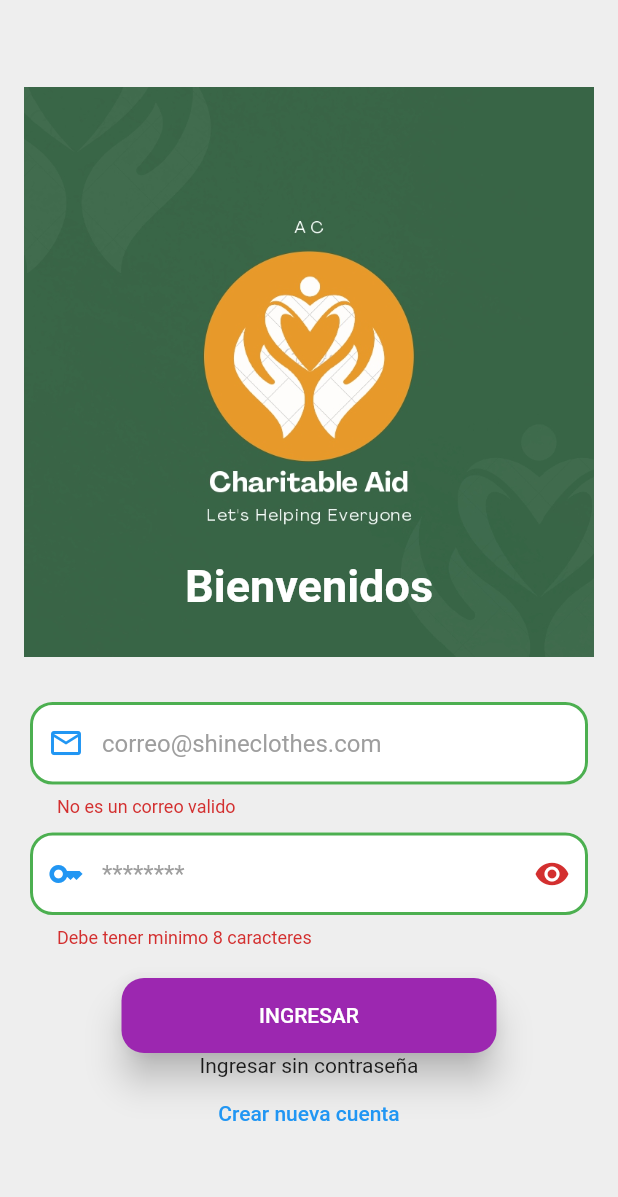
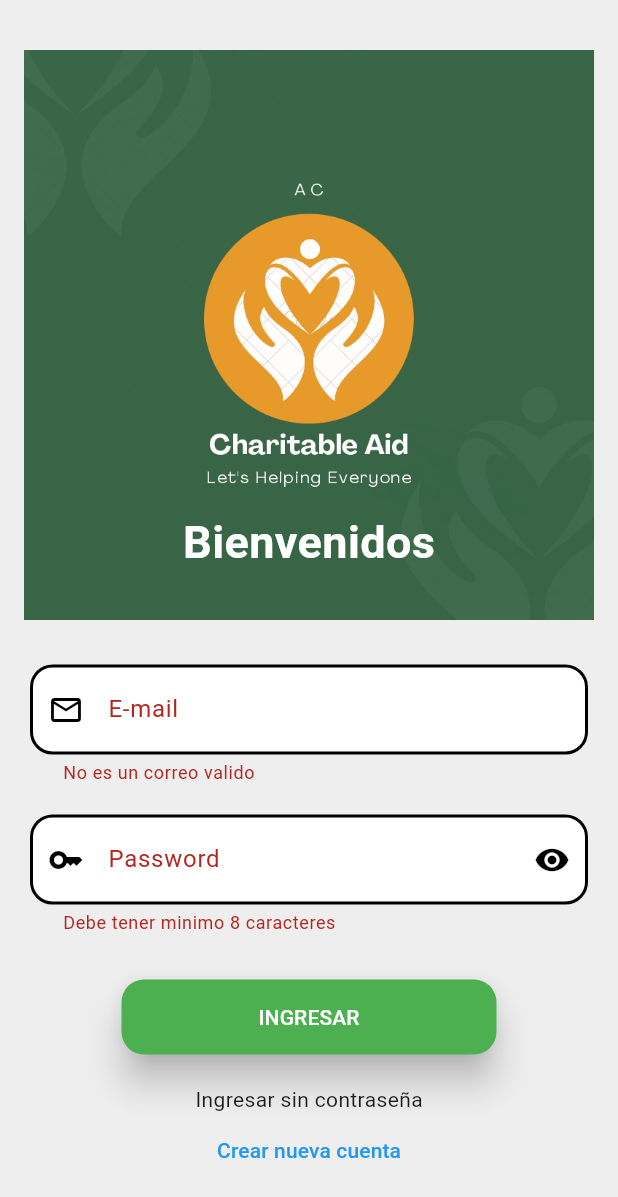
Before and after one commit to roxanaisadora/charitable-aid, a Flutter app: the screen it shows after launch, after a tap on "INGRESAR", on a phone screen of 412 x 824 dp. Shown: the top 1197 px of the screen. Run offline on Flutter 3.47's test engine with Material 2 defaults, Android fonts, the phone set to English and light mode, and no system bars; our stand-ins replace curved_navigation_bar, flutter_secure_storage, page_indicator, page_view_indicators, shared_preferences, sqflite; missing offline and left inert: flutter_rounded_progress_bar; accounts and stored records are empty; network calls fail.

Commit message:
chage of the style
actualizacion de los screens y agregar la nueva session de donaciones.

```diff
--- a/lib/main.dart
+++ b/lib/main.dart
@@ -1,3 +1,4 @@
+import 'package:ac/providers/provider_donation.dart';
 import 'package:ac/route/route.dart';
 import 'package:ac/services/index.dart';
 import 'package:ac/share_preferences/preferences.dart';
@@ -8,13 +9,12 @@ import 'providers/provider_login.dart';
 void main() async {
   WidgetsFlutterBinding.ensureInitialized();
   await Preferences.init();
-  WidgetsFlutterBinding.ensureInitialized();
+
   runApp(
     MultiProvider(providers: [
-      ChangeNotifierProvider(
-        create: (_) => ProviderLogin(),
-      ),
-      ChangeNotifierProvider(create: (_) => AuthService())
+      ChangeNotifierProvider(create: (_) => ProviderLogin()),
+      ChangeNotifierProvider(create: (_) => AuthService()),
+      ChangeNotifierProvider(create: (_) => ProductoProvider())
     ], child: const MyApp()),
   );
 }
@@ -30,6 +30,7 @@ class MyApp extends StatelessWidget {
       title: 'Flutter Demo',
       scaffoldMessengerKey: CustomSnackbbar.msgkey,
       theme: ThemeData(
+        useMaterial3: true,
         primarySwatch: Colors.blue,
       ),
       onGenerateRoute: MyRoutes.generateRoute,
--- a/lib/pages/home/home.dart
+++ b/lib/pages/home/home.dart
@@ -1,6 +1,4 @@
 
-import 'package:ac/widget/custom_drawer.dart';
-import 'package:ac/widgets/home/card4.dart';
 import 'package:ac/widgets/home/index_widget_home.dart';
 import 'package:flutter/material.dart';
 import 'package:page_indicator/page_indicator.dart';
@@ -52,20 +50,18 @@ class _HomeScreanState extends State<HomeScrean> {
   @override
   Widget build(BuildContext context) {
     return Scaffold(
-      appBar: AppBar( backgroundColor: Colors.greenAccent,
+      appBar: AppBar(
         elevation: 0,
-
+        title: const Text('Hola agente de cambio',style: TextStyle(fontSize: 24, fontWeight: FontWeight.bold),),
+        centerTitle: true,
+        automaticallyImplyLeading: false,
       ),
-       drawer: const CustomDrawerWidget(),
       body: Container(
         color: Colors.greenAccent,
         child: ListView(
           padding: const EdgeInsets.all(8),
           children: <Widget>[
-            const Padding(
-              padding: EdgeInsets.only(top: 40, bottom: 10, right: 15, left: 15),
-              child: Center(child: Text('Hola agente de cambio',style: TextStyle(fontSize: 30, fontWeight: FontWeight.bold),)),
-            ),
+
             const Padding(
               padding: EdgeInsets.only(top: 10, bottom: 10, right: 15, left: 15),
               child: Center(child: Text('Con solo 1.00 sol, puedes ayudar a muchas instituciones beneficas',style: TextStyle(fontSize: 16),)),
@@ -74,7 +70,7 @@ class _HomeScreanState extends State<HomeScrean> {
               padding: const EdgeInsets.symmetric(horizontal: 15),
               child: Container(
                   margin: const EdgeInsets.symmetric(vertical: 10.0),
-                  height: 470.0,
+                  height: 500.0,
                   child: ListView.builder(
                     itemCount: _data.length,
                     scrollDirection: Axis.horizontal,
--- a/lib/pages/login/screenlogin.dart
+++ b/lib/pages/login/screenlogin.dart
@@ -105,10 +105,11 @@ class __LoginFormState extends State<_LoginForm> {
                 autocorrect: false,
                 keyboardType: TextInputType.emailAddress,
                 decoration: _buildDecoration(
-                  hintText: 'correo@shineclothes.com',
+                  hintText: 'correo@xxx.com',
+                  labeltext: 'E-mail',
                   prefixIcon: const Icon(
                     Icons.email_outlined,
-                    color: Colors.blue,
+                    color: Colors.black,
                   ),
                 ),
                 onChanged: (value) => loginProvider.email = value,
@@ -124,7 +125,7 @@ class __LoginFormState extends State<_LoginForm> {
                 },
               ),
               const SizedBox(
-                height: 10,
+                height: 20,
               ),
               TextFormField(
                 style: const TextStyle(color: Colors.black),
@@ -133,13 +134,15 @@ class __LoginFormState extends State<_LoginForm> {
                 keyboardType: TextInputType.text,
                 decoration: _buildDecoration(
                   hintText: '********',
+                  labeltext: 'Password',
                   prefixIcon: const Icon(
                     Icons.key_outlined,
-                    color: Colors.blue,
+                    color: Colors.black,
                   ),
                   suffixIcon: InkWell(
                     onTap: _viewPassword,
                     child: Icon(
+                      color: Colors.black,
                         _ispassword ? Icons.visibility : Icons.visibility_off),
                   ),
                 ),
@@ -151,7 +154,7 @@ class __LoginFormState extends State<_LoginForm> {
                 },
               ),
               const SizedBox(
-                height: 20,
+                height: 30,
               ),
               SizedBox(
                 height: 50,
@@ -160,9 +163,9 @@ class __LoginFormState extends State<_LoginForm> {
                   shape: RoundedRectangleBorder(
                     borderRadius: BorderRadius.circular(15),
                   ),
-                  disabledColor: Colors.green,
+                  disabledColor: Colors.black,
                   elevation: 10,
-                  color: Colors.purple,
+                  color: Colors.green,
                   onPressed: loginProvider.isLoading
                       ? null
                       : () async {
@@ -191,13 +194,16 @@ class __LoginFormState extends State<_LoginForm> {
                         },
                   child: (loginProvider.isLoading)
                       ? const CircularProgressIndicator(
-                          color: Colors.blue,
+                          color: Colors.white,
                         )
                       : const Text(
                           'INGRESAR',
                           style: TextStyle(color: Colors.white),
                         ),
                 ),
+              ),
+              const SizedBox(
+                height: 20,
               ),
               InkWell(
                 onTap: () {
@@ -215,29 +221,35 @@ class __LoginFormState extends State<_LoginForm> {
 
 InputDecoration _buildDecoration({
   final String? hintText,
+  final String? labeltext,
   final Widget? prefixIcon,
   final Widget? suffixIcon,
 }) {
   return InputDecoration(
     enabledBorder: OutlineInputBorder(
-      borderSide: const BorderSide(width: 2, color: Colors.white),
+      borderSide: const BorderSide(width: 2, color: Colors.black),
       borderRadius: BorderRadius.circular(15),
     ),
     focusedBorder: OutlineInputBorder(
-      borderSide: const BorderSide(width: 2, color: Colors.green),
+      borderSide: const BorderSide(width: 2, color: Colors.black),
       borderRadius: BorderRadius.circular(15),
     ),
     errorBorder: OutlineInputBorder(
-      borderSide: const BorderSide(width: 2, color: Colors.green),
+      borderSide: const BorderSide(width: 2, color: Colors.black),
       borderRadius: BorderRadius.circular(15),
     ),
     border: OutlineInputBorder(
-      borderSide: const BorderSide(width: 2, color: Colors.green),
+      borderSide: const BorderSide(width: 2, color: Colors.black),
       borderRadius: BorderRadius.circular(15),
+    ),
+    floatingLabelStyle: const TextStyle(
+      color: Colors.black,
+      fontSize: 20,
     ),
     filled: true,
     fillColor: Colors.white,
     hintText: hintText,
+    labelText: labeltext,
     hintStyle: const TextStyle(color: Colors.grey),
     prefixIcon: prefixIcon,
     suffixIcon: suffixIcon,
--- a/lib/pages/navegacion/navigator.dart
+++ b/lib/pages/navegacion/navigator.dart
@@ -1,3 +1,4 @@
+import 'package:ac/pages/donation/mylistdonation.dart';
 import 'package:ac/route/index_page.dart';
 import 'package:ac/screen/perfil_screen.dart';
 import 'package:flutter/material.dart';
@@ -13,6 +14,7 @@ class _BottomNavBarState extends State<BottomNavBar> {
   final List<dynamic> _page = [
     const HomeScrean(),
     const CategoryScreen(),
+    const PrductoHome(),
     const PerfilScreen()
   ];
   int _activePage = 0;
@@ -28,6 +30,7 @@ class _BottomNavBarState extends State<BottomNavBar> {
           items: const <Widget>[
             Icon(Icons.house, size: 30),
             Icon(Icons.list, size: 30),
+            Icon(Icons.help, size: 30),
             Icon(Icons.perm_identity, size: 30),
           ],
           color: Colors.white,
--- a/lib/pages/splash/splash.dart
+++ b/lib/pages/splash/splash.dart
@@ -34,11 +34,13 @@ class _SplashScreenState extends State<SplashScreen> {
               mainAxisAlignment: MainAxisAlignment.end,
               children: const [
                 Padding(
-                  padding: EdgeInsets.only(bottom: 20),
+                  padding: EdgeInsets.only(bottom: 50),
                   child: SizedBox(
-                    height: 60,
-                    width: 60,
-                    child: CircularProgressIndicator(),
+                    height: 40,
+                    width: 40,
+                    child: CircularProgressIndicator(
+                      color: Colors.white,
+                    ),
                   ),
                 ),
               ],
--- a/lib/screen/ajustes_screen.dart
+++ b/lib/screen/ajustes_screen.dart
@@ -50,7 +50,6 @@ class _AjusteScreenState extends State<AjusteScreen> {
           )
         ],
       ),
-      drawer: const CustomDrawerWidget(),
       body: SingleChildScrollView(
         child: Padding(
           padding: const EdgeInsets.all(10.0),
--- a/lib/widgets/home/card1.dart
+++ b/lib/widgets/home/card1.dart
@@ -95,7 +95,7 @@ class _Card1State extends State<Card1> {
                   Padding(
                     padding: const EdgeInsets.symmetric(horizontal: 5),
                     child: RoundedProgressBar(
-                      height: 15,
+                      height: 10,
                       percent: percent,
                       theme: RoundedProgressBarTheme.purple),
                   ),
--- a/lib/widgets/home/card2.dart
+++ b/lib/widgets/home/card2.dart
@@ -19,7 +19,7 @@ class _Card2State extends State<Card2> {
     return Padding(
               padding: const EdgeInsets.symmetric(horizontal: 15),
               child: Container(
-                height: 180,
+                height: 200,
                 decoration:  BoxDecoration(
                   color: Colors.white,
                    borderRadius: BorderRadius.circular(25)),
--- a/lib/widgets/home/card4.dart
+++ b/lib/widgets/home/card4.dart
@@ -27,12 +27,12 @@ class _Card4State extends State<Card4> {
             color: Colors.white,
             borderRadius: BorderRadius.circular(15),
           ),
-          height: 560,
+          height: 590,
           width: 340,
           child:Column(
             children: [
               Container(
-                height: 360,
+                height: 350,
                 decoration: BoxDecoration(
                   borderRadius: const BorderRadius.only(
                     topRight: Radius.circular(15),
--- a/pubspec.yaml
+++ b/pubspec.yaml
@@ -42,6 +42,7 @@ dependencies:
   flutter_rounded_progress_bar: ^0.2.0
   page_view_indicators: ^2.0.0
   provider: ^6.0.4
+  sqflite: ^2.2.2
   http: ^0.13.5
   url_launcher: ^6.1.7
   shared_preferences: ^2.0.15
```
Also changed, not shown: lib/models/modelo.dart (added, +26 -0 lines), lib/pages/category/categoria.dart (+11 -8 lines), lib/pages/category/social_aid/widgets/rounded_button.dart (+17 -2 lines), lib/pages/donation/mylistdonation.dart (added, +60 -0 lines), lib/pages/login/register.dart (+17 -8 lines), lib/providers/provider_donation.dart (added, +54 -0 lines), lib/screen/perfil_screen.dart (+4 -8 lines), lib/services/base_dato.dart (added, +85 -0 lines), lib/widget/custom_drawer.dart (+19 -5 lines), pubspec.lock, 1 other file.
